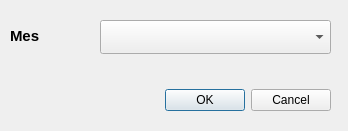
The window that src/dlg_select-mes.ui (federicomartinlara1976/VerEmbalses) describes before a commit, drawn with Qt 5.
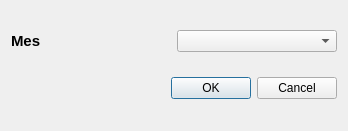
The same window after the commit.

Patch:
```diff
--- a/src/dlg_select-mes.ui
+++ b/src/dlg_select-mes.ui
@@ -13,31 +13,14 @@
   <property name="windowTitle">
    <string>Dialog</string>
   </property>
-  <widget class="QDialogButtonBox" name="buttonBox">
-   <property name="geometry">
-    <rect>
-     <x>110</x>
-     <y>80</y>
-     <width>221</width>
-     <height>41</height>
-    </rect>
-   </property>
-   <property name="orientation">
-    <enum>Qt::Horizontal</enum>
-   </property>
-   <property name="standardButtons">
-    <set>QDialogButtonBox::Cancel|QDialogButtonBox::Ok</set>
-   </property>
-  </widget>
+  <layout class="QVBoxLayout" name="verticalLayout">
+   <item>
+    <layout class="QHBoxLayout" name="horizontalLayout">
+     <property name="sizeConstraint">
+      <enum>QLayout::SetFixedSize</enum>
+     </property>
+     <item>
   <widget class="QLabel" name="lblEstado">
-   <property name="geometry">
-    <rect>
-     <x>10</x>
-     <y>20</y>
-     <width>61</width>
-     <height>31</height>
-    </rect>
-   </property>
    <property name="font">
     <font>
      <pointsize>11</pointsize>
@@ -52,16 +35,23 @@
     <set>Qt::AlignLeading|Qt::AlignLeft|Qt::AlignVCenter</set>
    </property>
   </widget>
-  <widget class="QComboBox" name="cmbMes">
-   <property name="geometry">
-    <rect>
-     <x>100</x>
-     <y>20</y>
-     <width>231</width>
-     <height>34</height>
-    </rect>
-   </property>
-  </widget>
+     </item>
+     <item>
+      <widget class="QComboBox" name="cmbMes"/>
+     </item>
+    </layout>
+   </item>
+   <item>
+    <widget class="QDialogButtonBox" name="buttonBox">
+     <property name="orientation">
+      <enum>Qt::Horizontal</enum>
+     </property>
+     <property name="standardButtons">
+      <set>QDialogButtonBox::Cancel|QDialogButtonBox::Ok</set>
+     </property>
+    </widget>
+   </item>
+  </layout>
  </widget>
  <resources/>
  <connections>
```
Left out of the diff: 8 changed lines with no effect on the pictures. Lines whose indentation alone changed are shown as unchanged.
